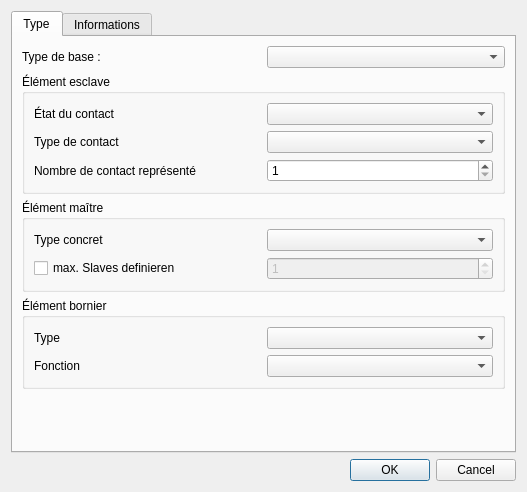
Before: the Qt Designer form sources/editor/ui/elementpropertieseditorwidget.ui in qelectrotech/qelectrotech-source-mirror, drawn with Qt 5.
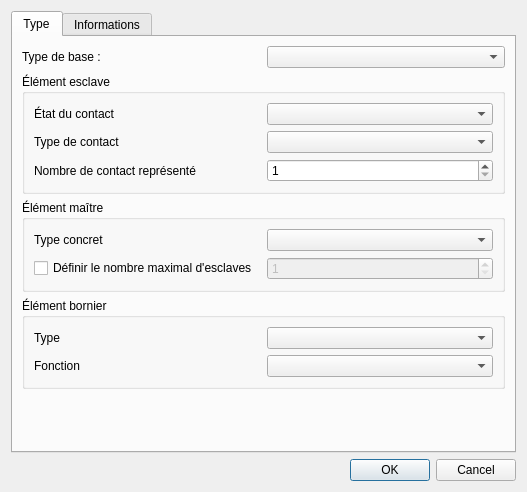
After: the same form once the commit is applied.

Commit message: Update checkbox text for max slaves setting

What changed in the file:
```diff
--- a/sources/editor/ui/elementpropertieseditorwidget.ui
+++ b/sources/editor/ui/elementpropertieseditorwidget.ui
@@ -107,7 +107,7 @@
           <item row="1" column="0">
            <widget class="QCheckBox" name="max_slaves_checkbox">
             <property name="text">
-             <string>max. Slaves definieren</string>
+             <string>Définir le nombre maximal d'esclaves</string>
             </property>
            </widget>
           </item>
```
